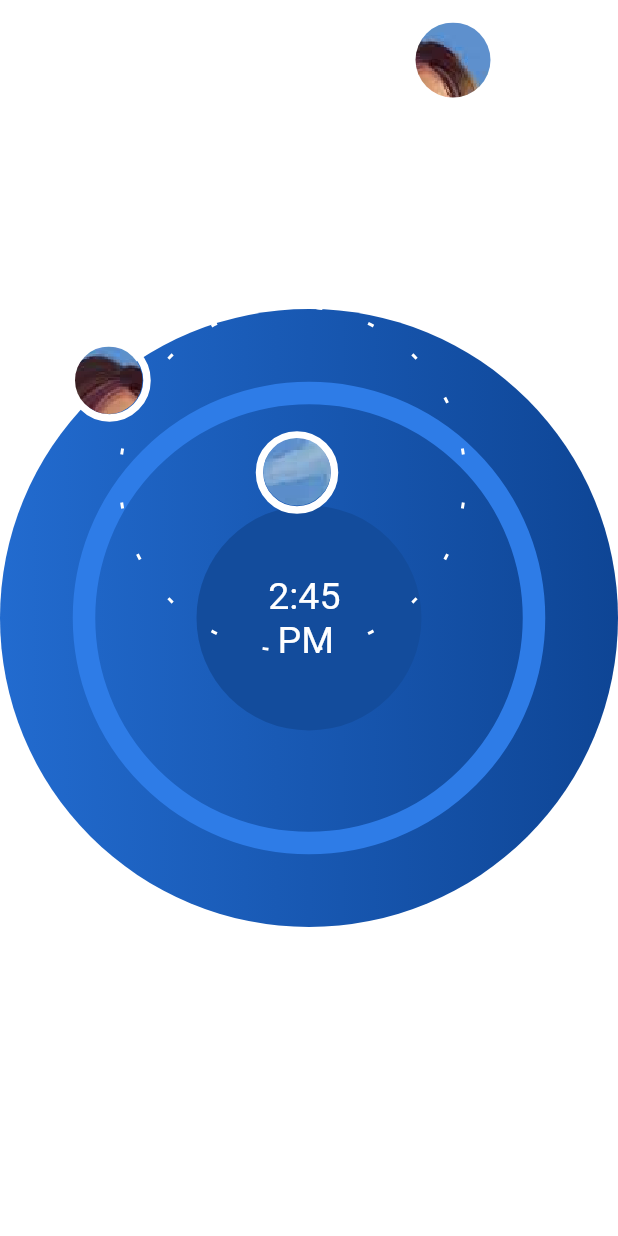
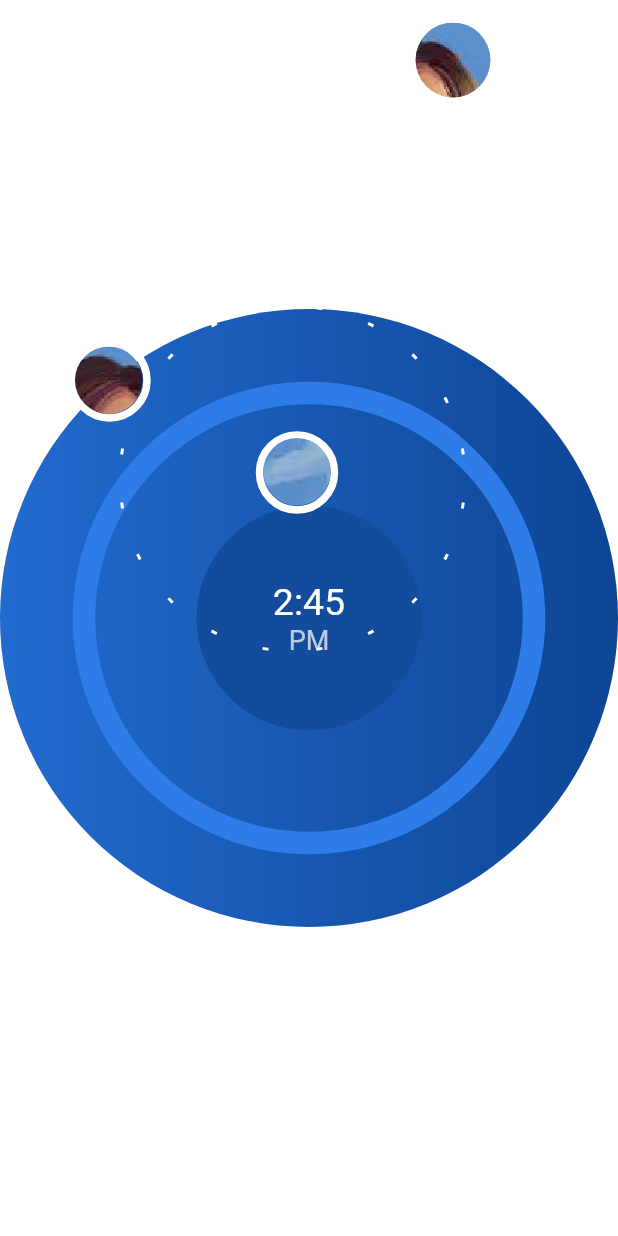
Before and after one commit to SawThanDar18/CustomWidgetAssigment, a Flutter app: the CircleCustomPainter screen opened directly, on a phone screen of 412 x 824 dp. Run offline on Flutter 3.47's test engine with Material 2 defaults, Android fonts, the phone set to English and light mode, and no system bars; our stand-ins replace carousel_slider, dotted_line.

```diff
--- a/lib/custom_painter/circle_custom_painter.dart
+++ b/lib/custom_painter/circle_custom_painter.dart
@@ -4,30 +4,15 @@ import 'dart:ui' as ui;
 
 import 'package:custom_widget_assignment/resources/colors.dart';
 import 'package:custom_widget_assignment/resources/dimens.dart';
+import 'package:custom_widget_assignment/widgets/white_grey_text_view.dart';
 import 'package:custom_widget_assignment/widgets/white_text_view.dart';
 import 'package:flutter/material.dart';
 import 'package:flutter/services.dart';
-
-class MyCustomPainter extends CustomPainter {
-  final ui.Image myBackground;
-  const MyCustomPainter(this.myBackground);
-
-  @override
-  void paint(Canvas canvas, Size size) {
-    canvas.drawImage(myBackground, Offset.zero, Paint());
-  }
-
-  @override
-  bool shouldRepaint(covariant CustomPainter oldDelegate) {
-    return false;
-  }
-}
 
 class CircleCustomPaint extends CustomPainter {
 
   @override
   void paint(Canvas canvas, Size size) {
-
     var firstCirclePaint = Paint()
       ..strokeWidth = 2.0
       ..color = Colors.white
@@ -39,16 +24,17 @@ class CircleCustomPaint extends CustomPainter {
       ..color = THIRD_CIRCLE_COLOR
       ..style = PaintingStyle.stroke;
 
-    canvas.drawCircle(Offset(size.width / 2, size.height / 2), 150, secondCirclePaint);
+    canvas.drawCircle(
+        Offset(size.width / 2, size.height / 2), 150, secondCirclePaint);
 
     const double gap = pi / 180 * 8.0;
     const double singleAngle = (pi * 2) / 20;
 
     for (int i = 0; i < 20; i++) {
-      canvas.drawArc(const Rect.fromLTWH(80.0, 42.0, 230, 230), gap + singleAngle * i, singleAngle - gap * 2, false, firstCirclePaint);
+      canvas.drawArc(
+          const Rect.fromLTWH(80.0, 42.0, 230, 230), gap + singleAngle * i,
+          singleAngle - gap * 2, false, firstCirclePaint);
     }
-
-
   }
 
   @override
@@ -67,11 +53,11 @@ class ThirdCirclePaint extends CustomPainter {
 
   @override
   void paint(Canvas canvas, Size size) {
-    /*var firstCirclePaint = Paint()
-      ..strokeWidth = 5.0
+    var firstCirclePaint = Paint()
+      ..strokeWidth = 8.0
       ..color = Colors.white
       ..style = PaintingStyle.stroke;
-    canvas.drawCircle(const Offset(300, 38), 25, firstCirclePaint);*/
+    canvas.drawCircle(const Offset(302, 40), 25, firstCirclePaint);
 
     var paint = Paint()
       ..strokeWidth = 4.0
@@ -81,7 +67,7 @@ class ThirdCirclePaint extends CustomPainter {
     canvas.drawLine(const Offset(310, 150), const Offset(375, 150), paint);
 
     var drawImageWidth = 200.0;
-    var drawImageHeight = size.height*0.15;
+    var drawImageHeight = size.height * 0.15;
 
     Path path = Path()
       ..addOval(Rect.fromLTWH(277, drawImageHeight, 50, 50));
@@ -89,7 +75,6 @@ class ThirdCirclePaint extends CustomPainter {
     canvas.clipPath(path);
 
     canvas.drawImage(image, Offset(drawImageWidth, drawImageHeight), Paint());
-
   }
 
   @override
@@ -116,7 +101,7 @@ class SecondCirclePaint extends CustomPainter {
     canvas.drawCircle(const Offset(198, 315), 25, firstCirclePaint);
 
     var drawImageWidth = 30.0;
-    var drawImageHeight = size.height*2.92;
+    var drawImageHeight = size.height * 2.92;
 
     Path path = Path()
       ..addOval(Rect.fromLTWH(175.5, drawImageHeight, 45, 45));
@@ -124,7 +109,6 @@ class SecondCirclePaint extends CustomPainter {
     canvas.clipPath(path);
 
     canvas.drawImage(image, Offset(drawImageWidth, drawImageHeight), Paint());
-
   }
 
   @override
@@ -151,7 +135,7 @@ class FirstCirclePaint extends CustomPainter {
     canvas.drawCircle(const Offset(73, 253.6), 25, firstCirclePaint);
 
     var drawImageWidth = 0.0;
-    var drawImageHeight = size.height*2.31;
+    var drawImageHeight = size.height * 2.31;
 
     Path path = Path()
       ..addOval(Rect.fromLTWH(50, drawImageHeight, 45, 45))
@@ -160,7 +144,6 @@ class FirstCirclePaint extends CustomPainter {
     canvas.clipPath(path);
 
     canvas.drawImage(image, Offset(drawImageWidth, drawImageHeight), Paint());
-
   }
 
   @override
@@ -227,17 +210,27 @@ class _CircleCustomPainterState extends State<CircleCustomPainter> {
             child: Align(
               alignment: Alignment.center,
               child: Container(
-                width: MediaQuery.of(context).size.width * 0.9,
+                width: MediaQuery
+                    .of(context)
+                    .size
+                    .width * 0.9,
                 height: 150,
                 decoration: const BoxDecoration(
                   color: FIRST_CIRCLE_COLOR,
                   shape: BoxShape.circle,
                 ),
-                child: const Center(
-                  child: WhiteTextView(
-                    text: "2:45 \n PM",
-                    fontSize: FONT_SIZE_25,
-                  ),
+                child: Column(
+                  mainAxisAlignment: MainAxisAlignment.center,
+                  children: const [
+                    WhiteTextView(
+                      text: "2:45",
+                      fontSize: FONT_SIZE_25,
+                    ),
+                    WhiteGreyTextView(
+                      text: "PM",
+                      textSize: FONT_SIZE_18,
+                    ),
+                  ],
                 ),
               ),
             ),
@@ -294,7 +287,6 @@ class _CircleCustomPainterState extends State<CircleCustomPainter> {
     );
   }
 }
-
 /*Positioned(
                 top: 200,
                 left: 30,
```
